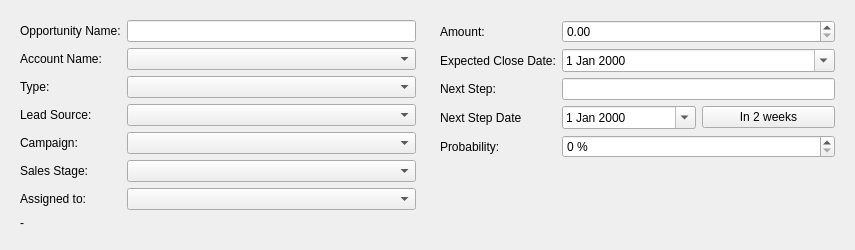
First picture: the form in client/src/details/opportunitydetails.ui, repository KDAB/FatCRM, before the edit.
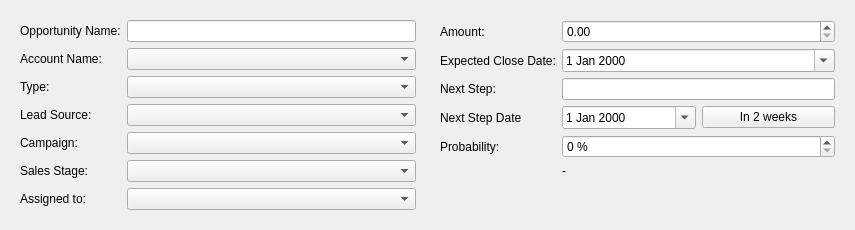
Second picture: the form after the edit. Custom widgets are drawn as their Qt base class.

Commit message: Move "open opp in web browser to the right", cache baseUrl to save dbus calls

```diff
--- a/client/src/details/opportunitydetails.ui
+++ b/client/src/details/opportunitydetails.ui
@@ -7,7 +7,7 @@
     <x>0</x>
     <y>0</y>
     <width>855</width>
-    <height>246</height>
+    <height>204</height>
    </rect>
   </property>
   <property name="windowTitle">
@@ -87,16 +87,6 @@
       <item row="6" column="1">
        <widget class="QComboBox" name="assignedUserName"/>
       </item>
-      <item row="7" column="0">
-       <widget class="QLabel" name="urllabel">
-        <property name="text">
-         <string>-</string>
-        </property>
-        <property name="openExternalLinks">
-         <bool>true</bool>
-        </property>
-       </widget>
-      </item>
      </layout>
     </widget>
    </item>
@@ -187,6 +177,16 @@
         </property>
        </widget>
       </item>
+      <item row="6" column="1">
+       <widget class="QLabel" name="urllabel">
+        <property name="text">
+         <string>-</string>
+        </property>
+        <property name="openExternalLinks">
+         <bool>true</bool>
+        </property>
+       </widget>
+      </item>
      </layout>
     </widget>
    </item>
```
The commit also changes 1 other file.
